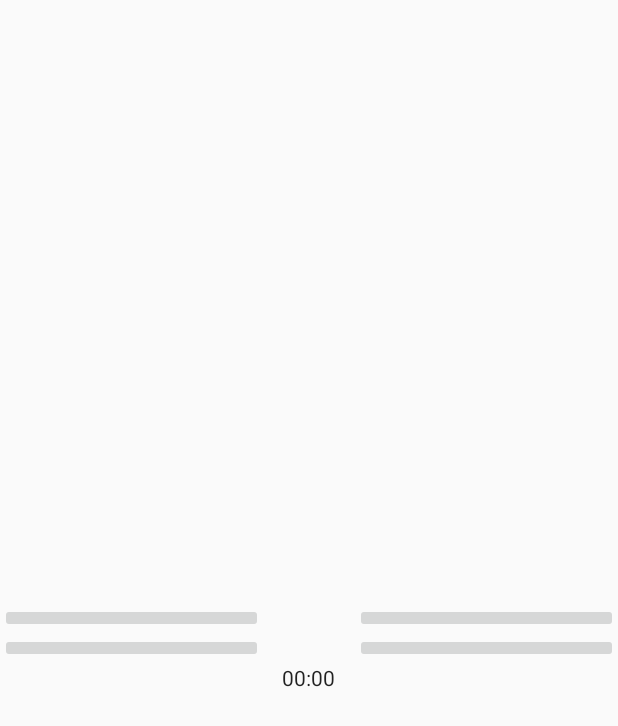
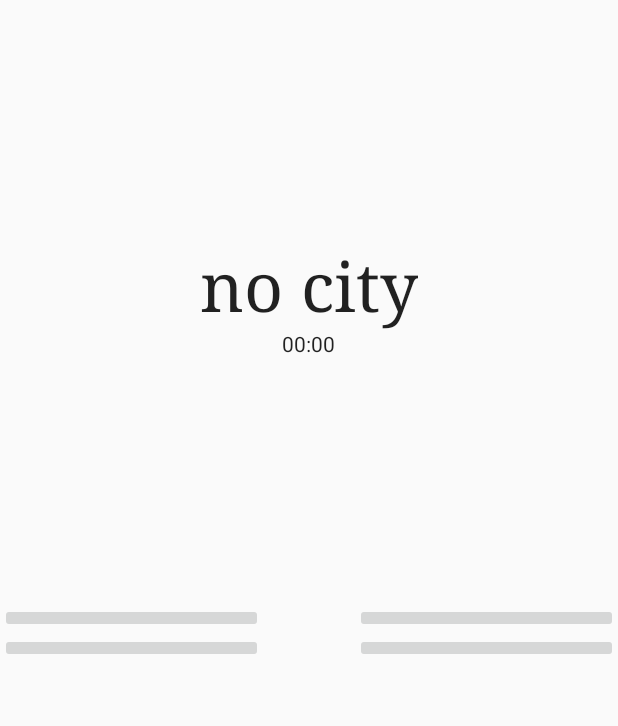
Before and after one commit to SteffeKeff/QuiZity, an Android app: the layout fragment_gameplay.xml on its own in the app's theme, with its tools: preview values and no code run, on a phone screen of 412 x 824 dp. Shown: the top 726 px of the screen. Run offline under Robolectric (Android 15) with nearby library versions, the phone set to English and light mode, and no system bars.

Commit message:
tagit bort bort-kommenterad kod och lagt in max-height 100dp påbilderna

```diff
--- a/app/src/main/res/layout/fragment_gameplay.xml
+++ b/app/src/main/res/layout/fragment_gameplay.xml
@@ -5,6 +5,7 @@
 
     <TextView
         android:id="@+id/cityName"
+        android:text="@string/placeHolderCity"
         android:layout_width="wrap_content"
         android:layout_height="wrap_content"
         android:layout_alignParentTop="true"
@@ -17,6 +18,7 @@
     <ImageButton
         android:id="@+id/imageButton1"
         android:layout_width="175dp"
+        android:maxHeight="100dp"
         android:layout_height="wrap_content"
         android:layout_alignParentLeft="true"
         android:layout_alignParentStart="true"
@@ -28,6 +30,7 @@
     <ImageButton
         android:id="@+id/imageButton2"
         android:layout_width="175dp"
+        android:maxHeight="100dp"
         android:layout_height="wrap_content"
         android:layout_alignParentEnd="true"
         android:layout_alignParentRight="true"
@@ -39,6 +42,7 @@
     <ImageButton
         android:id="@+id/imageButton3"
         android:layout_width="175dp"
+        android:maxHeight="100dp"
         android:layout_height="wrap_content"
         android:layout_alignParentLeft="true"
         android:layout_alignParentStart="true"
@@ -50,6 +54,7 @@
     <ImageButton
         android:id="@+id/imageButton4"
         android:layout_width="175dp"
+        android:maxHeight="100dp"
         android:layout_height="wrap_content"
         android:layout_alignParentEnd="true"
         android:layout_alignParentRight="true"
@@ -62,7 +67,7 @@
         android:id="@+id/timer"
         android:layout_width="wrap_content"
         android:layout_height="wrap_content"
-        android:layout_below="@id/imageButton4"
+        android:layout_below="@id/cityName"
         android:layout_centerHorizontal="true" />
 
 </RelativeLayout>
--- a/app/src/main/res/values/strings.xml
+++ b/app/src/main/res/values/strings.xml
@@ -9,5 +9,6 @@
     <string name="start">Start</string>
     <string name="startGame">Start game</string>
     <string name="errorNoName">Please enter your name</string>
+    <string name="placeHolderCity">no city</string>
 
 </resources>
```
Also changed, not shown: app/src/main/java/se/keff/android/quizity/EnterNameFragment.java (+0 -19 lines), app/src/main/java/se/keff/android/quizity/GameplayFragment.java (+0 -45 lines).
